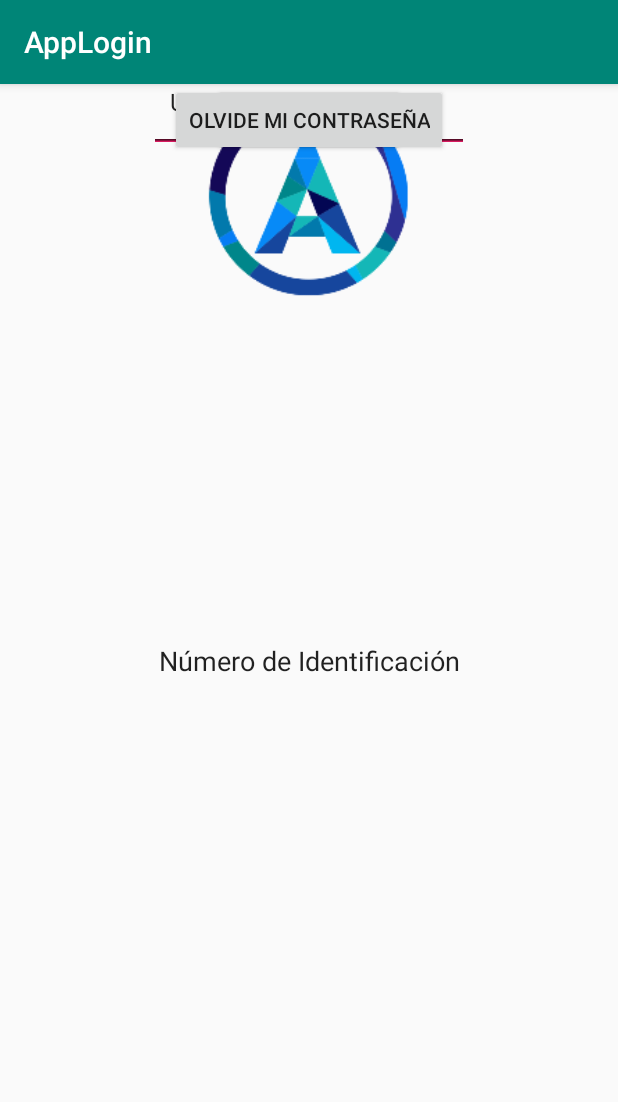
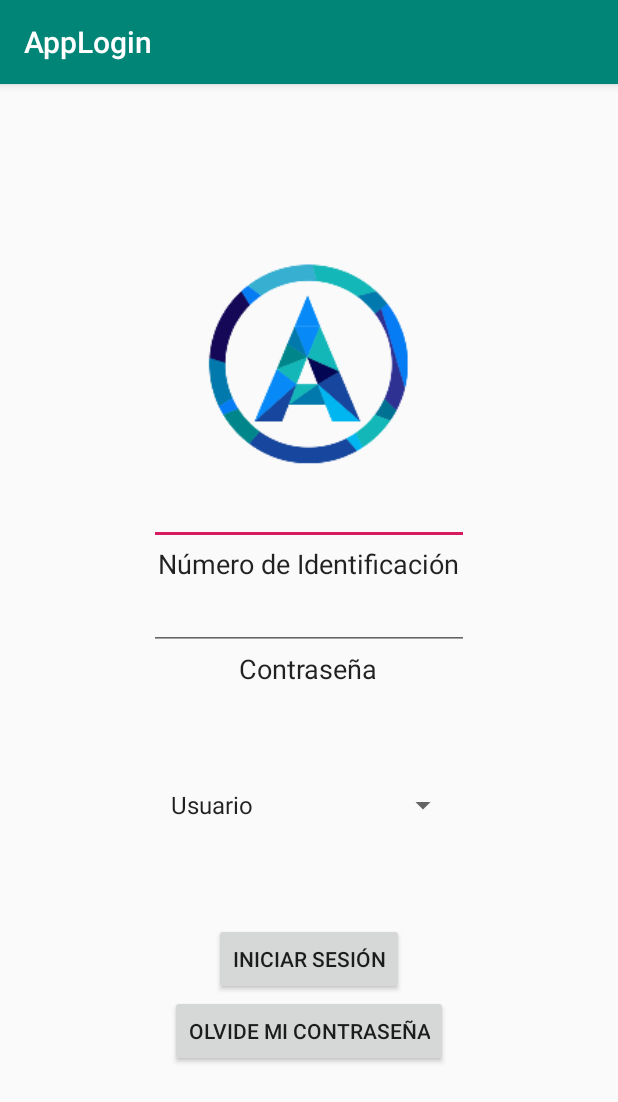
Before and after one commit to un-sei2019i-labs-cecego/bank, an Android app: the screen it shows after launch (MainActivity), on a phone screen of 412 x 824 dp. Shown: the top 1102 px of the screen. Run offline under Robolectric (Android 15) with nearby library versions, the phone set to English and light mode, and no system bars.

Commit message:
xml full
Lo que gonzalo no pudo hacer en 3 horas :v

```diff
--- a/mobile-app/AppLogin/app/src/main/res/layout/activity_main.xml
+++ b/mobile-app/AppLogin/app/src/main/res/layout/activity_main.xml
@@ -1,9 +1,12 @@
 <?xml version="1.0" encoding="utf-8"?>
-<android.support.constraint.ConstraintLayout xmlns:android="http://schemas.android.com/apk/res/android"
+<LinearLayout
+    xmlns:android="http://schemas.android.com/apk/res/android"
     xmlns:app="http://schemas.android.com/apk/res-auto"
     xmlns:tools="http://schemas.android.com/tools"
     android:layout_width="match_parent"
     android:layout_height="match_parent"
+    android:orientation="vertical"
+    android:gravity="center"
     tools:context=".UI.MainActivity">
 
     <ImageView
@@ -36,16 +39,6 @@
         app:layout_constraintStart_toStartOf="parent"
         app:layout_constraintTop_toTopOf="parent" />
 
-    <Spinner
-        android:id="@+id/spinner2"
-        android:layout_width="200dp"
-        android:layout_height="wrap_content"
-        android:entries="@array/array_users"
-        app:layout_constraintEnd_toEndOf="parent"
-        app:layout_constraintHorizontal_bias="0.497"
-        app:layout_constraintStart_toStartOf="parent"
-        tools:layout_editor_absoluteY="394dp" />
-
     <EditText
         android:id="@+id/editText3"
         android:layout_width="wrap_content"
@@ -66,6 +59,18 @@
         app:layout_constraintStart_toStartOf="parent"
         tools:layout_editor_absoluteY="494dp" />
 
+
+    <Spinner
+        android:id="@+id/spinner2"
+        android:layout_width="200dp"
+        android:layout_height="wrap_content"
+        android:entries="@array/array_users"
+        app:layout_constraintEnd_toEndOf="parent"
+        app:layout_constraintHorizontal_bias="0.497"
+        app:layout_constraintStart_toStartOf="parent"
+        android:layout_margin="100px"
+        tools:layout_editor_absoluteY="394dp" />
+
     <Button
         android:id="@+id/button"
         android:layout_width="wrap_content"
@@ -84,4 +89,4 @@
         app:layout_constraintStart_toStartOf="parent"
         tools:layout_editor_absoluteY="627dp" />
 
-</android.support.constraint.ConstraintLayout>
+</LinearLayout>
```
